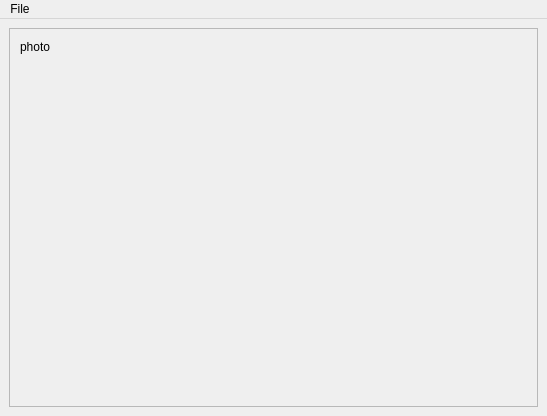
exquet/Photo-viewer, file mainwindow.ui: the form before one commit.
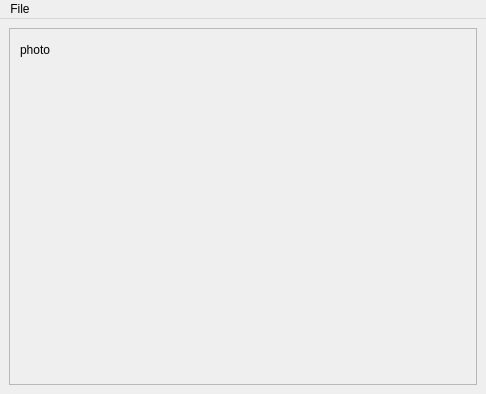
The form after the commit.

What changed in the file:
```diff
--- a/mainwindow.ui
+++ b/mainwindow.ui
@@ -6,8 +6,8 @@
    <rect>
     <x>0</x>
     <y>0</y>
-    <width>547</width>
-    <height>416</height>
+    <width>486</width>
+    <height>394</height>
    </rect>
   </property>
   <property name="windowTitle">
@@ -25,8 +25,8 @@
         <rect>
          <x>0</x>
          <y>0</y>
-         <width>527</width>
-         <height>375</height>
+         <width>466</width>
+         <height>353</height>
         </rect>
        </property>
        <widget class="QLabel" name="label">
@@ -34,8 +34,8 @@
          <rect>
           <x>10</x>
           <y>10</y>
-          <width>49</width>
-          <height>16</height>
+          <width>111</width>
+          <height>21</height>
          </rect>
         </property>
         <property name="text">
@@ -52,7 +52,7 @@
     <rect>
      <x>0</x>
      <y>0</y>
-     <width>547</width>
+     <width>486</width>
      <height>21</height>
     </rect>
    </property>
```
Left out of the diff: 2 changed lines with no effect on the pictures.
